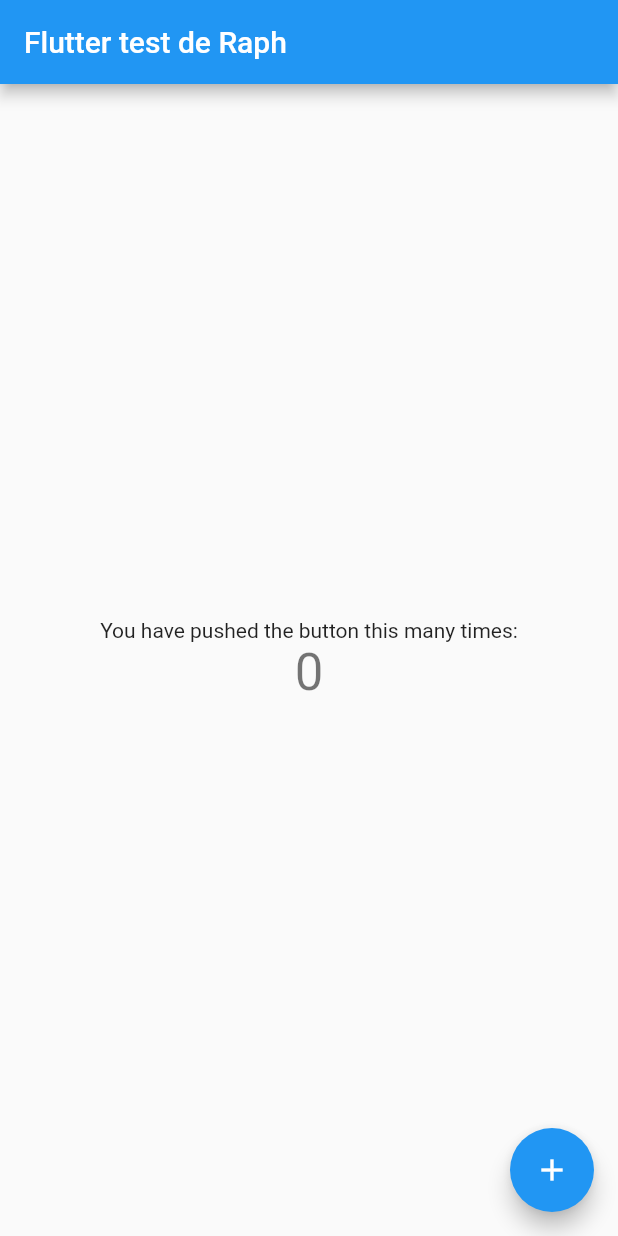
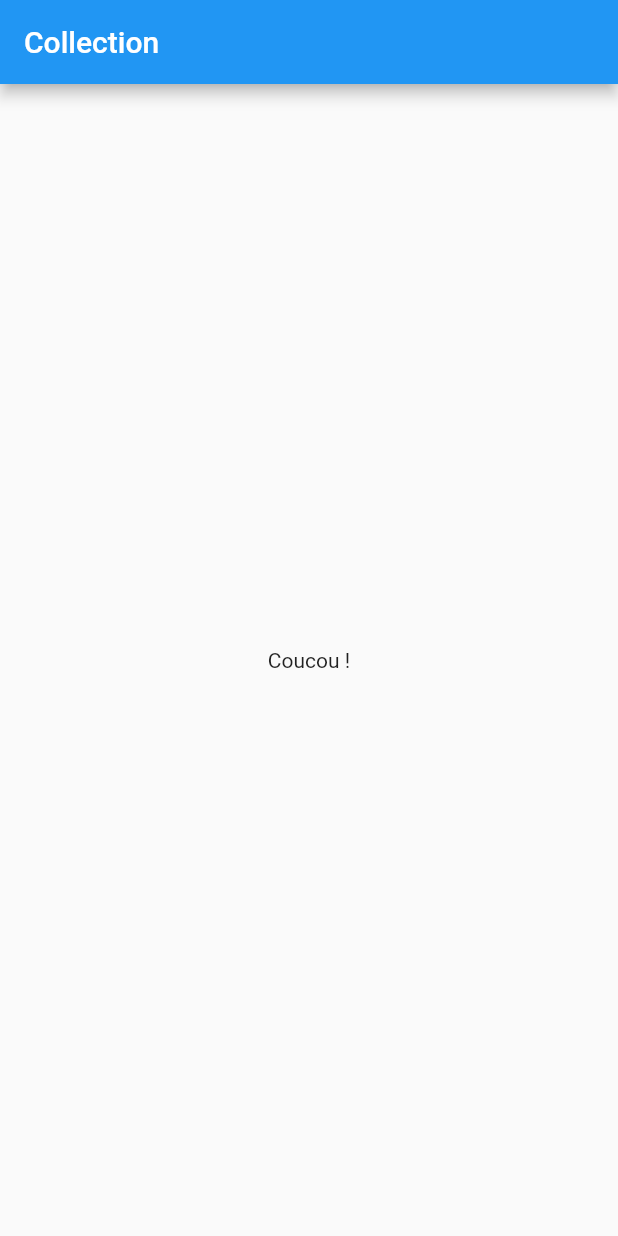
Before and after one commit to Raphael-Vignau/flutter_formation, a Flutter app: the screen it shows after launch, on a phone screen of 412 x 824 dp. Run offline on Flutter 3.47's test engine with Material 2 defaults, Android fonts, the phone set to English and light mode, and no system bars.

Commit message:
premier cours

```diff
--- a/lib/main.dart
+++ b/lib/main.dart
@@ -1,4 +1,6 @@
 import 'package:flutter/material.dart';
+
+import 'screens/home.dart';
 
 void main() {
   runApp(const MyApp());
@@ -7,109 +9,11 @@ void main() {
 class MyApp extends StatelessWidget {
   const MyApp({Key? key}) : super(key: key);
 
-  // This widget is the root of your application.
   @override
   Widget build(BuildContext context) {
     return MaterialApp(
-      title: 'Flutter Demo',
-      theme: ThemeData(
-        // This is the theme of your application.
-        //
-        // Try running your application with "flutter run". You'll see the
-        // application has a blue toolbar. Then, without quitting the app, try
-        // changing the primarySwatch below to Colors.green and then invoke
-        // "hot reload" (press "r" in the console where you ran "flutter run",
-        // or simply save your changes to "hot reload" in a Flutter IDE).
-        // Notice that the counter didn't reset back to zero; the application
-        // is not restarted.
-        primarySwatch: Colors.blue,
-      ),
-      home: const MyHomePage(title: 'Flutter test de Raph'),
+      home: Home(),
+      debugShowCheckedModeBanner: false,
     );
   }
 }
-
-class MyHomePage extends StatefulWidget {
-  const MyHomePage({Key? key, required this.title}) : super(key: key);
-
-  // This widget is the home page of your application. It is stateful, meaning
-  // that it has a State object (defined below) that contains fields that affect
-  // how it looks.
-
-  // This class is the configuration for the state. It holds the values (in this
-  // case the title) provided by the parent (in this case the App widget) and
-  // used by the build method of the State. Fields in a Widget subclass are
-  // always marked "final".
-
-  final String title;
-
-  @override
-  State<MyHomePage> createState() => _MyHomePageState();
-}
-
-class _MyHomePageState extends State<MyHomePage> {
-  int _counter = 0;
-
-  void _incrementCounter() {
-    setState(() {
-      // This call to setState tells the Flutter framework that something has
-      // changed in this State, which causes it to rerun the build method below
-      // so that the display can reflect the updated values. If we changed
-      // _counter without calling setState(), then the build method would not be
-      // called again, and so nothing would appear to happen.
-      _counter++;
-    });
-  }
-
-  @override
-  Widget build(BuildContext context) {
-    // This method is rerun every time setState is called, for instance as done
-    // by the _incrementCounter method above.
-    //
-    // The Flutter framework has been optimized to make rerunning build methods
-    // fast, so that you can just rebuild anything that needs updating rather
-    // than having to individually change instances of widgets.
-    return Scaffold(
-      appBar: AppBar(
-        // Here we take the value from the MyHomePage object that was created by
-        // the App.build method, and use it to set our appbar title.
-        title: Text(widget.title),
-      ),
-      body: Center(
-        // Center is a layout widget. It takes a single child and positions it
-        // in the middle of the parent.
-        child: Column(
-          // Column is also a layout widget. It takes a list of children and
-          // arranges them vertically. By default, it sizes itself to fit its
-          // children horizontally, and tries to be as tall as its parent.
-          //
-          // Invoke "debug painting" (press "p" in the console, choose the
-          // "Toggle Debug Paint" action from the Flutter Inspector in Android
-          // Studio, or the "Toggle Debug Paint" command in Visual Studio Code)
-          // to see the wireframe for each widget.
-          //
-          // Column has various properties to control how it sizes itself and
-          // how it positions its children. Here we use mainAxisAlignment to
-          // center the children vertically; the main axis here is the vertical
-          // axis because Columns are vertical (the cross axis would be
-          // horizontal).
-          mainAxisAlignment: MainAxisAlignment.center,
-          children: <Widget>[
-            const Text(
-              'You have pushed the button this many times:',
-            ),
-            Text(
-              '$_counter',
-              style: Theme.of(context).textTheme.headline4,
-            ),
-          ],
-        ),
-      ),
-      floatingActionButton: FloatingActionButton(
-        onPressed: _incrementCounter,
-        tooltip: 'Increment',
-        child: const Icon(Icons.add),
-      ), // This trailing comma makes auto-formatting nicer for build methods.
-    );
-  }
-}
--- /dev/null
+++ b/lib/screens/home.dart
@@ -0,0 +1,24 @@
+import 'package:flutter/material.dart';
+
+class Home extends StatefulWidget {
+  Home({Key? key}) : super(key: key);
+
+  @override
+  State<Home> createState() => _HomeState();
+}
+
+class _HomeState extends State<Home> {
+  @override
+  Widget build(BuildContext context) {
+    return SafeArea(
+      child: Scaffold(
+        appBar: AppBar(
+          title: const Text('Collection'),
+        ),
+        body: const Center(
+          child: Text('Coucou !'),
+        ),
+      ),
+    );
+  }
+}
```
